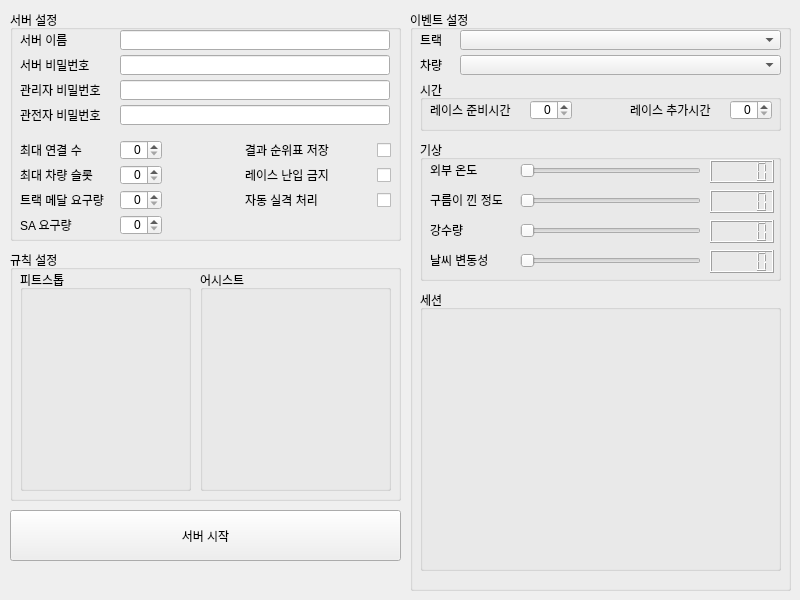
Before: the Qt Designer form ACC_Dedicated_Server_GUI.ui in mhoow6/ACCservermanager, drawn with Qt 5.
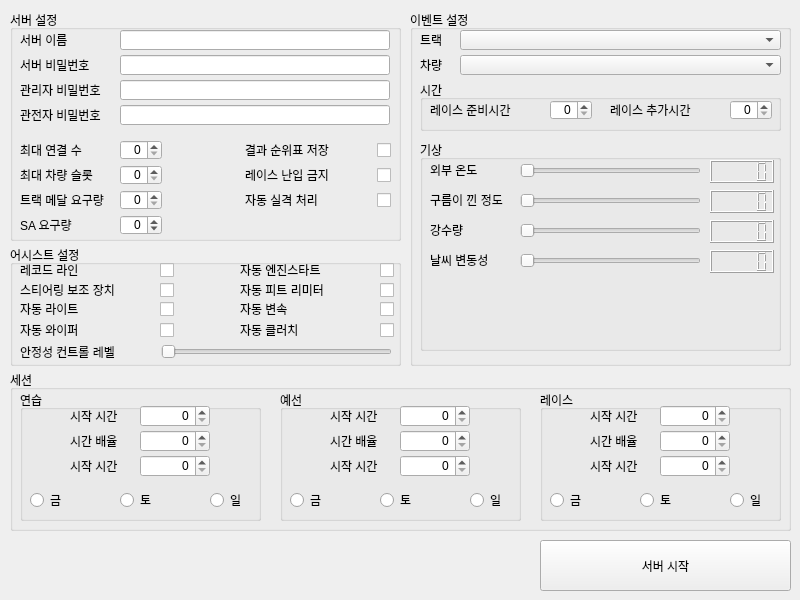
After: the same form once the commit is applied. Icons and pictures are not drawn.

Commit message: User Interface

What changed in the file:
```diff
--- a/ACC_Dedicated_Server_GUI.ui
+++ b/ACC_Dedicated_Server_GUI.ui
@@ -214,6 +214,9 @@
      <property name="alignment">
       <set>Qt::AlignRight|Qt::AlignTrailing|Qt::AlignVCenter</set>
      </property>
+     <property name="minimum">
+      <number>-1</number>
+     </property>
     </widget>
     <widget class="QLabel" name="label_isRaceLocked">
      <property name="geometry">
@@ -329,7 +332,7 @@
       <x>410</x>
       <y>10</y>
       <width>381</width>
-      <height>581</height>
+      <height>356</height>
      </rect>
     </property>
     <property name="title">
@@ -398,7 +401,7 @@
        <rect>
         <x>10</x>
         <y>20</y>
-        <width>100</width>
+        <width>110</width>
         <height>20</height>
        </rect>
       </property>
@@ -409,9 +412,9 @@
      <widget class="QLabel" name="label_sessionOverTimeSeconds">
       <property name="geometry">
        <rect>
-        <x>210</x>
+        <x>190</x>
         <y>20</y>
-        <width>100</width>
+        <width>110</width>
         <height>20</height>
        </rect>
       </property>
@@ -438,7 +441,7 @@
      <widget class="QSpinBox" name="spinBox_preRaceWaitingTimeSeconds">
       <property name="geometry">
        <rect>
-        <x>110</x>
+        <x>130</x>
         <y>20</y>
         <width>42</width>
         <height>20</height>
@@ -458,7 +461,7 @@
        <x>10</x>
        <y>130</y>
        <width>361</width>
-       <height>141</height>
+       <height>211</height>
       </rect>
      </property>
      <property name="title">
@@ -609,26 +612,13 @@
       </property>
      </widget>
     </widget>
-    <widget class="QGroupBox" name="groupBox_session">
-     <property name="geometry">
-      <rect>
-       <x>10</x>
-       <y>280</y>
-       <width>361</width>
-       <height>281</height>
-      </rect>
-     </property>
-     <property name="title">
-      <string>세션</string>
-     </property>
-    </widget>
    </widget>
    <widget class="QPushButton" name="pushButton_start">
     <property name="geometry">
      <rect>
-      <x>10</x>
-      <y>510</y>
-      <width>391</width>
+      <x>540</x>
+      <y>540</y>
+      <width>251</width>
       <height>51</height>
      </rect>
     </property>
@@ -640,39 +630,770 @@
     <property name="geometry">
      <rect>
       <x>10</x>
-      <y>250</y>
+      <y>245</y>
       <width>391</width>
-      <height>251</height>
+      <height>121</height>
      </rect>
     </property>
     <property name="title">
-     <string>규칙 설정</string>
+     <string>어시스트 설정</string>
     </property>
-    <widget class="QGroupBox" name="groupBox_pitstop">
+    <widget class="QLabel" name="label_disableIdealLine">
      <property name="geometry">
       <rect>
        <x>10</x>
+       <y>15</y>
+       <width>70</width>
+       <height>20</height>
+      </rect>
+     </property>
+     <property name="text">
+      <string>레코드 라인</string>
+     </property>
+    </widget>
+    <widget class="QCheckBox" name="checkBox_disableIdealLine">
+     <property name="geometry">
+      <rect>
+       <x>150</x>
+       <y>15</y>
+       <width>20</width>
+       <height>20</height>
+      </rect>
+     </property>
+     <property name="text">
+      <string/>
+     </property>
+    </widget>
+    <widget class="QLabel" name="label_disableAutosteer">
+     <property name="geometry">
+      <rect>
+       <x>10</x>
+       <y>35</y>
+       <width>110</width>
+       <height>20</height>
+      </rect>
+     </property>
+     <property name="text">
+      <string>스티어링 보조 장치</string>
+     </property>
+    </widget>
+    <widget class="QCheckBox" name="checkBox_disableAutosteer">
+     <property name="geometry">
+      <rect>
+       <x>150</x>
+       <y>35</y>
+       <width>20</width>
+       <height>20</height>
+      </rect>
+     </property>
+     <property name="text">
+      <string/>
+     </property>
+    </widget>
+    <widget class="QLabel" name="label_disableAutoLights">
+     <property name="geometry">
+      <rect>
+       <x>10</x>
+       <y>54</y>
+       <width>80</width>
+       <height>20</height>
+      </rect>
+     </property>
+     <property name="text">
+      <string>자동 라이트</string>
+     </property>
+    </widget>
+    <widget class="QCheckBox" name="checkBox_disableAutoLights">
+     <property name="geometry">
+      <rect>
+       <x>150</x>
+       <y>54</y>
+       <width>20</width>
+       <height>20</height>
+      </rect>
+     </property>
+     <property name="text">
+      <string/>
+     </property>
+    </widget>
+    <widget class="QLabel" name="label_disableAutoWiper">
+     <property name="geometry">
+      <rect>
+       <x>10</x>
+       <y>75</y>
+       <width>80</width>
+       <height>20</height>
+      </rect>
+     </property>
+     <property name="text">
+      <string>자동 와이퍼</string>
+     </property>
+    </widget>
+    <widget class="QCheckBox" name="checkBox_disableAutoWiper">
+     <property name="geometry">
+      <rect>
+       <x>150</x>
+       <y>75</y>
+       <width>20</width>
+       <height>20</height>
+      </rect>
+     </property>
+     <property name="text">
+      <string/>
+     </property>
+    </widget>
+    <widget class="QCheckBox" name="checkBox_disableAutoEngineStart">
+     <property name="geometry">
+      <rect>
+       <x>370</x>
+       <y>15</y>
+       <width>20</width>
+       <height>20</height>
+      </rect>
+     </property>
+     <property name="text">
+      <string/>
+     </property>
+    </widget>
+    <widget class="QLabel" name="label_disableAutoEngineStart">
+     <property name="geometry">
+      <rect>
+       <x>230</x>
+       <y>15</y>
+       <width>90</width>
+       <height>20</height>
+      </rect>
+     </property>
+     <property name="text">
+      <string>자동 엔진스타트</string>
+     </property>
+    </widget>
+    <widget class="QLabel" name="label_disableAutoPitLimiter">
+     <property name="geometry">
+      <rect>
+       <x>230</x>
+       <y>35</y>
+       <width>90</width>
+       <height>20</height>
+      </rect>
+     </property>
+     <property name="text">
+      <string>자동 피트 리미터</string>
+     </property>
+    </widget>
+    <widget class="QCheckBox" name="checkBox_disableAutoPitLimiter">
+     <property name="geometry">
+      <rect>
+       <x>370</x>
+       <y>35</y>
+       <width>20</width>
+       <height>20</height>
+      </rect>
+     </property>
+     <property name="text">
+      <string/>
+     </property>
+    </widget>
+    <widget class="QCheckBox" name="checkBox_disableAutoGear">
+     <property name="geometry">
+      <rect>
+       <x>370</x>
+       <y>54</y>
+       <width>20</width>
+       <height>20</height>
+      </rect>
+     </property>
+     <property name="text">
+      <string/>
+     </property>
+    </widget>
+    <widget class="QLabel" name="label_disableAutoGear">
+     <property name="geometry">
+      <rect>
+       <x>230</x>
+       <y>54</y>
+       <width>90</width>
+       <height>20</height>
+      </rect>
+     </property>
+     <property name="text">
+      <string>자동 변속</string>
+     </property>
+    </widget>
+    <widget class="QCheckBox" name="checkBox_disableAutoClutch">
+     <property name="geometry">
+      <rect>
+       <x>370</x>
+       <y>75</y>
+       <width>20</width>
+       <height>20</height>
+      </rect>
+     </property>
+     <property name="text">
+      <string/>
+     </property>
+    </widget>
+    <widget class="QLabel" name="label_disableAutoClutch">
+     <property name="geometry">
+      <rect>
+       <x>230</x>
+       <y>75</y>
+       <width>90</width>
+       <height>20</height>
+      </rect>
+     </property>
+     <property name="text">
+      <string>자동 클러치</string>
+     </property>
+    </widget>
+    <widget class="QLabel" name="label_stabilityControlLevelMax">
+     <property name="geometry">
+      <rect>
+       <x>10</x>
+       <y>97</y>
+       <width>110</width>
+       <height>20</height>
+      </rect>
+     </property>
+     <property name="text">
+      <string>안정성 컨트롤 레벨</string>
+     </property>
+    </widget>
+    <widget class="QSlider" name="horizontalSlider_stabilityControlLevelMax">
+     <property name="geometry">
+      <rect>
+       <x>151</x>
+       <y>97</y>
+       <width>231</width>
+       <height>20</height>
+      </rect>
+     </property>
+     <property name="maximum">
+      <number>100</number>
+     </property>
+     <property name="orientation">
+      <enum>Qt::Horizontal</enum>
+     </property>
+    </widget>
+   </widget>
+   <widget class="QGroupBox" name="groupBox_session">
+    <property name="geometry">
+     <rect>
+      <x>10</x>
+      <y>370</y>
+      <width>781</width>
+      <height>161</height>
+     </rect>
+    </property>
+    <property name="title">
+     <string>세션</string>
+    </property>
+    <widget class="QGroupBox" name="groupBox_practice">
+     <property name="geometry">
+      <rect>
+       <x>10</x>
        <y>20</y>
-       <width>171</width>
-       <height>221</height>
+       <width>241</width>
+       <height>131</height>
       </rect>
      </property>
      <property name="title">
-      <string>피트스톱</string>
+      <string>연습</string>
      </property>
+     <widget class="QLabel" name="label_practice_hourOfDay">
+      <property name="geometry">
+       <rect>
+        <x>50</x>
+        <y>20</y>
+        <width>56</width>
+        <height>12</height>
+       </rect>
+      </property>
+      <property name="text">
+       <string>시작 시간</string>
+      </property>
+     </widget>
+     <widget class="QSpinBox" name="spinBox_practice_hourOfDay">
+      <property name="geometry">
+       <rect>
+        <x>120</x>
+        <y>15</y>
+        <width>70</width>
+        <height>22</height>
+       </rect>
+      </property>
+      <property name="alignment">
+       <set>Qt::AlignRight|Qt::AlignTrailing|Qt::AlignVCenter</set>
+      </property>
+     </widget>
+     <widget class="QLabel" name="label_practice_timeMultiplier">
+      <property name="geometry">
+       <rect>
+        <x>50</x>
+        <y>45</y>
+        <width>56</width>
+        <height>12</height>
+       </rect>
+      </property>
+      <property name="text">
+       <string>시간 배율</string>
+      </property>
+     </widget>
+     <widget class="QSpinBox" name="spinBox_practice_timeMultiplier">
+      <property name="geometry">
+       <rect>
+        <x>120</x>
+        <y>40</y>
+        <width>70</width>
+        <height>22</height>
+       </rect>
+      </property>
+      <property name="alignment">
+       <set>Qt::AlignRight|Qt::AlignTrailing|Qt::AlignVCenter</set>
+      </property>
+     </widget>
+     <widget class="QLabel" name="label_practice_sessionDurationMinutes">
+      <property name="geometry">
+       <rect>
+        <x>50</x>
+        <y>70</y>
+        <width>56</width>
+        <height>12</height>
+       </rect>
+      </property>
+      <property name="text">
+       <string>시작 시간</string>
+      </property>
+     </widget>
+     <widget class="QSpinBox" name="spinBox_practice_sessionDurationMinutes">
+      <property name="geometry">
+       <rect>
+        <x>120</x>
+        <y>65</y>
+        <width>70</width>
+        <height>22</height>
+       </rect>
+      </property>
+      <property name="alignment">
+       <set>Qt::AlignRight|Qt::AlignTrailing|Qt::AlignVCenter</set>
+      </property>
+     </widget>
+     <widget class="QLabel" name="label_practice_friday">
+      <property name="geometry">
+       <rect>
+        <x>30</x>
+        <y>100</y>
+        <width>20</width>
+        <height>20</height>
+       </rect>
+      </property>
+      <property name="text">
+       <string>금</string>
+      </property>
+     </widget>
+     <widget class="QRadioButton" name="radioButton_practice_friday">
+      <property name="geometry">
+       <rect>
+        <x>10</x>
+        <y>100</y>
+        <width>20</width>
+        <height>20</height>
+       </rect>
+      </property>
+      <property name="text">
+       <string/>
+      </property>
+     </widget>
+     <widget class="QLabel" name="label_practice_saturday">
+      <property name="geometry">
+       <rect>
+        <x>120</x>
+        <y>100</y>
+        <width>20</width>
+        <height>20</height>
+       </rect>
+      </property>
+      <property name="text">
+       <string>토</string>
+      </property>
+     </widget>
+     <widget class="QRadioButton" name="radioButton_practice_saturday">
+      <property name="geometry">
+       <rect>
+        <x>100</x>
+        <y>100</y>
+        <width>20</width>
+        <height>20</height>
+       </rect>
+      </property>
+      <property name="text">
+       <string/>
+      </property>
+     </widget>
+     <widget class="QLabel" name="label_practice_sunday">
+      <property name="geometry">
+       <rect>
+        <x>210</x>
+        <y>100</y>
+        <width>20</width>
+        <height>20</height>
+       </rect>
+      </property>
+      <property name="text">
+       <string>일</string>
+      </property>
+     </widget>
+     <widget class="QRadioButton" name="radioButton_practice_sunday">
+      <property name="geometry">
+       <rect>
+        <x>190</x>
+        <y>100</y>
+        <width>20</width>
+        <height>20</height>
+       </rect>
+      </property>
+      <property name="text">
+       <string/>
+      </property>
+     </widget>
     </widget>
-    <widget class="QGroupBox" name="groupBox_pitstop_2">
+    <widget class="QGroupBox" name="groupBox_qualify">
      <property name="geometry">
       <rect>
-       <x>190</x>
+       <x>270</x>
        <y>20</y>
-       <width>191</width>
-       <height>221</height>
+       <width>241</width>
+       <height>131</height>
       </rect>
      </property>
      <property name="title">
-      <string>어시스트</string>
+      <string>예선</string>
      </property>
+     <widget class="QLabel" name="label_qualify_hourOfDay">
+      <property name="geometry">
+       <rect>
+        <x>50</x>
+        <y>20</y>
+        <width>56</width>
+        <height>12</height>
+       </rect>
+      </property>
+      <property name="text">
+       <string>시작 시간</string>
+      </property>
+     </widget>
+     <widget class="QSpinBox" name="spinBox_qualify_hourOfDay">
+      <property name="geometry">
+       <rect>
+        <x>120</x>
+        <y>15</y>
+        <width>70</width>
+        <height>22</height>
+       </rect>
+      </property>
+      <property name="alignment">
+       <set>Qt::AlignRight|Qt::AlignTrailing|Qt::AlignVCenter</set>
+      </property>
+     </widget>
+     <widget class="QLabel" name="label_qualify_timeMultiplier">
+      <property name="geometry">
+       <rect>
+        <x>50</x>
+        <y>45</y>
+        <width>56</width>
+        <height>12</height>
+       </rect>
+      </property>
+      <property name="text">
+       <string>시간 배율</string>
+      </property>
+     </widget>
+     <widget class="QSpinBox" name="spinBox_qualify_timeMultiplier">
+      <property name="geometry">
+       <rect>
+        <x>120</x>
+        <y>40</y>
+        <width>70</width>
+        <height>22</height>
+       </rect>
+      </property>
+      <property name="alignment">
+       <set>Qt::AlignRight|Qt::AlignTrailing|Qt::AlignVCenter</set>
+      </property>
+     </widget>
+     <widget class="QLabel" name="label_qualify_sessionDurationMinutes">
+      <property name="geometry">
+       <rect>
+        <x>50</x>
+        <y>70</y>
+        <width>56</width>
+        <height>12</height>
+       </rect>
+      </property>
+      <property name="text">
+       <string>시작 시간</string>
+      </property>
+     </widget>
+     <widget class="QSpinBox" name="spinBox_qualify_sessionDurationMinutes">
+      <property name="geometry">
+       <rect>
+        <x>120</x>
+        <y>65</y>
+        <width>70</width>
+        <height>22</height>
+       </rect>
+      </property>
+      <property name="alignment">
+       <set>Qt::AlignRight|Qt::AlignTrailing|Qt::AlignVCenter</set>
+      </property>
+     </widget>
+     <widget class="QLabel" name="label_qualify_friday">
+      <property name="geometry">
+       <rect>
+        <x>30</x>
+        <y>100</y>
+        <width>20</width>
+        <height>20</height>
+       </rect>
+      </property>
+      <property name="text">
+       <string>금</string>
+      </property>
+     </widget>
+     <widget class="QRadioButton" name="radioButton_qualify_friday">
+      <property name="geometry">
+       <rect>
+        <x>10</x>
+        <y>100</y>
+        <width>20</width>
+        <height>20</height>
+       </rect>
+      </property>
+      <property name="text">
+       <string/>
+      </property>
+     </widget>
+     <widget class="QLabel" name="label_qualify_saturday">
+      <property name="geometry">
+       <rect>
+        <x>120</x>
+        <y>100</y>
+        <width>20</width>
+        <height>20</height>
+       </rect>
+      </property>
+      <property name="text">
+       <string>토</string>
+      </property>
+     </widget>
+     <widget class="QRadioButton" name="radioButton_qualify_saturday">
+      <property name="geometry">
+       <rect>
+        <x>100</x>
+        <y>100</y>
+        <width>20</width>
+        <height>20</height>
+       </rect>
+      </property>
+      <property name="text">
+       <string/>
+      </property>
+     </widget>
+     <widget class="QLabel" name="label_qualify_sunday">
+      <property name="geometry">
+       <rect>
+        <x>210</x>
+        <y>100</y>
+        <width>20</width>
+        <height>20</height>
+       </rect>
+      </property>
+      <property name="text">
+       <string>일</string>
+      </property>
+     </widget>
+     <widget class="QRadioButton" name="radioButton_qualify_sunday">
+      <property name="geometry">
+       <rect>
+        <x>190</x>
+        <y>100</y>
+        <width>20</width>
+        <height>20</height>
+       </rect>
+      </property>
+      <property name="text">
+       <string/>
+      </property>
+     </widget>
+    </widget>
+    <widget class="QGroupBox" name="groupBox_race">
+     <property name="geometry">
+      <rect>
+       <x>530</x>
+       <y>20</y>
+       <width>241</width>
+       <height>131</height>
+      </rect>
+     </property>
+     <property name="title">
+      <string>레이스</string>
+     </property>
+     <widget class="QLabel" name="label_race_hourOfDay">
+      <property name="geometry">
+       <rect>
+        <x>50</x>
+        <y>20</y>
+        <width>56</width>
+        <height>12</height>
+       </rect>
+      </property>
+      <property name="text">
+       <string>시작 시간</string>
+      </property>
+     </widget>
+     <widget class="QSpinBox" name="spinBox_race_hourOfDay">
+      <property name="geometry">
+       <rect>
+        <x>120</x>
+        <y>15</y>
+        <width>70</width>
+        <height>22</height>
+       </rect>
+      </property>
+      <property name="alignment">
+       <set>Qt::AlignRight|Qt::AlignTrailing|Qt::AlignVCenter</set>
+      </property>
+     </widget>
+     <widget class="QLabel" name="label_race_timeMultiplier">
+      <property name="geometry">
+       <rect>
+        <x>50</x>
+        <y>45</y>
+        <width>56</width>
+        <height>12</height>
+       </rect>
+      </property>
+      <property name="text">
+       <string>시간 배율</string>
+      </property>
+     </widget>
+     <widget class="QSpinBox" name="spinBox_race_timeMultiplier">
+      <property name="geometry">
+       <rect>
+        <x>120</x>
+        <y>40</y>
+        <width>70</width>
+        <height>22</height>
+       </rect>
+      </property>
+      <property name="alignment">
+       <set>Qt::AlignRight|Qt::AlignTrailing|Qt::AlignVCenter</set>
+      </property>
+     </widget>
+     <widget class="QLabel" name="label_race_sessionDurationMinutes">
+      <property name="geometry">
+       <rect>
+        <x>50</x>
+        <y>70</y>
+        <width>56</width>
+        <height>12</height>
+       </rect>
+      </property>
+      <property name="text">
+       <string>시작 시간</string>
+      </property>
+     </widget>
+     <widget class="QSpinBox" name="spinBox_race_sessionDurationMinutes">
+      <property name="geometry">
+       <rect>
+        <x>120</x>
+        <y>65</y>
+        <width>70</width>
+        <height>22</height>
+       </rect>
+      </property>
+      <property name="alignment">
+       <set>Qt::AlignRight|Qt::AlignTrailing|Qt::AlignVCenter</set>
+      </property>
+     </widget>
+     <widget class="QLabel" name="label_race_friday">
+      <property name="geometry">
+       <rect>
+        <x>30</x>
+        <y>100</y>
+        <width>20</width>
+        <height>20</height>
+       </rect>
+      </property>
+      <property name="text">
+       <string>금</string>
+      </property>
+     </widget>
+     <widget class="QRadioButton" name="radioButton_race_friday">
+      <property name="geometry">
+       <rect>
+        <x>10</x>
+        <y>100</y>
+        <width>20</width>
+        <height>20</height>
+       </rect>
+      </property>
+      <property name="text">
+       <string/>
+      </property>
+     </widget>
+     <widget class="QLabel" name="label_race_saturday">
+      <property name="geometry">
+       <rect>
+        <x>120</x>
+        <y>100</y>
+        <width>20</width>
+        <height>20</height>
+       </rect>
+      </property>
+      <property name="text">
+       <string>토</string>
+      </property>
+     </widget>
+     <widget class="QRadioButton" name="radioButton_race_saturday">
+      <property name="geometry">
+       <rect>
+        <x>100</x>
+        <y>100</y>
+        <width>20</width>
+        <height>20</height>
+       </rect>
+      </property>
+      <property name="text">
+       <string/>
+      </property>
+     </widget>
+     <widget class="QLabel" name="label_race_sunday">
+      <property name="geometry">
+       <rect>
+        <x>210</x>
+        <y>100</y>
+        <width>20</width>
+        <height>20</height>
+       </rect>
+      </property>
+      <property name="text">
+       <string>일</string>
+      </property>
+     </widget>
+     <widget class="QRadioButton" name="radioButton_race_sunday">
+      <property name="geometry">
+       <rect>
+        <x>190</x>
+        <y>100</y>
+        <width>20</width>
+        <height>20</height>
+       </rect>
+      </property>
+      <property name="text">
+       <string/>
+      </property>
+     </widget>
     </widget>
    </widget>
   </widget>
```
Left out of the diff: 11 changed lines with no effect on the pictures. The commit also changes 1 other file.
